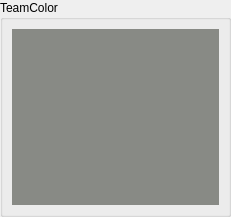
Before: the Qt Designer form include/soccer-common/Gui/Widgets/ColorTeamWidget/ColorTeamWidget.ui in robocin/soccer-common, drawn with Qt 5.
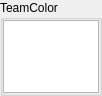
After: the same form once the commit is applied.

Commit message: refactor(ColorTeamWidget): implements correctly and rem WidgetSettings

What changed in the file:
```diff
--- a/include/soccer-common/Gui/Widgets/ColorTeamWidget/ColorTeamWidget.ui
+++ b/include/soccer-common/Gui/Widgets/ColorTeamWidget/ColorTeamWidget.ui
@@ -6,8 +6,8 @@
    <rect>
     <x>0</x>
     <y>0</y>
-    <width>231</width>
-    <height>217</height>
+    <width>102</width>
+    <height>96</height>
    </rect>
   </property>
   <property name="sizePolicy">
@@ -16,6 +16,12 @@
     <verstretch>0</verstretch>
    </sizepolicy>
   </property>
+  <property name="minimumSize">
+   <size>
+    <width>0</width>
+    <height>65</height>
+   </size>
+  </property>
   <property name="windowTitle">
    <string>Form</string>
   </property>
@@ -41,35 +47,29 @@
       <string>TeamColor</string>
      </property>
      <layout class="QGridLayout" name="gridLayout">
+      <property name="leftMargin">
+       <number>0</number>
+      </property>
+      <property name="topMargin">
+       <number>0</number>
+      </property>
+      <property name="rightMargin">
+       <number>0</number>
+      </property>
+      <property name="bottomMargin">
+       <number>0</number>
+      </property>
+      <property name="spacing">
+       <number>0</number>
+      </property>
       <item row="0" column="0">
-       <widget class="QLabel" name="Color">
-        <property name="enabled">
-         <bool>true</bool>
-        </property>
+       <widget class="QGraphicsView" name="colorView">
         <property name="sizePolicy">
-         <sizepolicy hsizetype="Preferred" vsizetype="Preferred">
+         <sizepolicy hsizetype="Ignored" vsizetype="Ignored">
           <horstretch>0</horstretch>
           <verstretch>0</verstretch>
          </sizepolicy>
         </property>
-        <property name="styleSheet">
-         <string notr="true">background-color: rgb(136, 138, 133);</string>
-        </property>
-        <property name="textFormat">
-         <enum>Qt::PlainText</enum>
-        </property>
-        <property name="scaledContents">
-         <bool>false</bool>
-        </property>
-        <property name="alignment">
-         <set>Qt::AlignCenter</set>
-        </property>
-        <property name="wordWrap">
-         <bool>false</bool>
-        </property>
-        <property name="openExternalLinks">
-         <bool>true</bool>
-        </property>
        </widget>
       </item>
      </layout>
```
Left out of the diff: 2 changed lines with no effect on the pictures. The commit also changes 2 other files.
